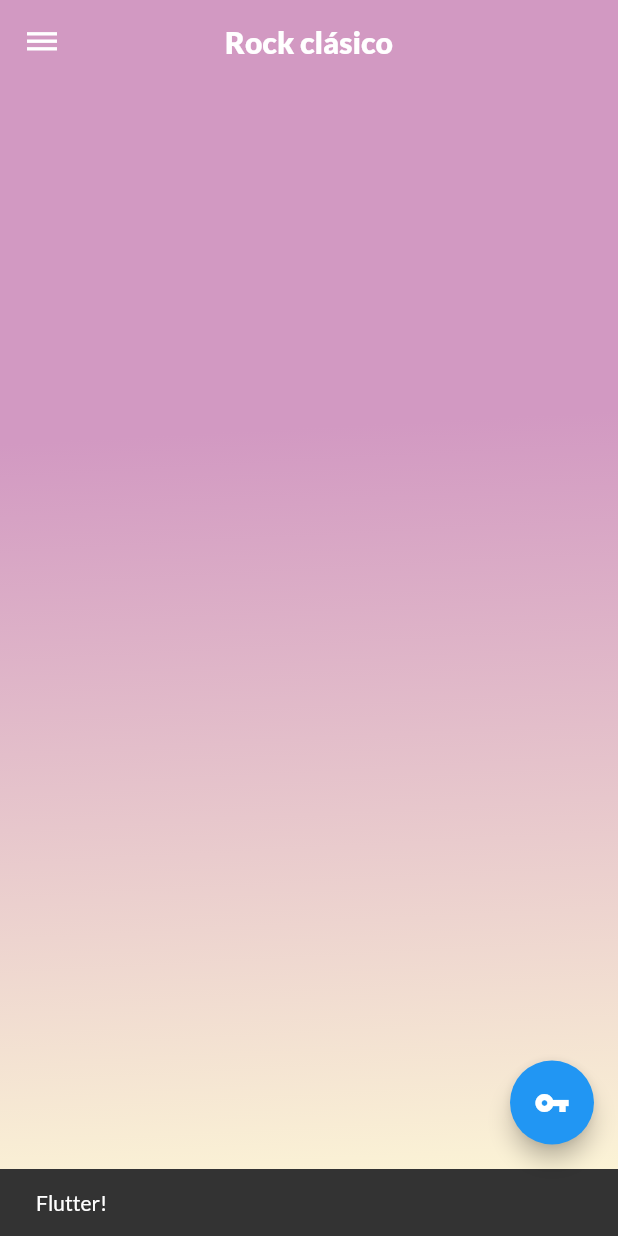
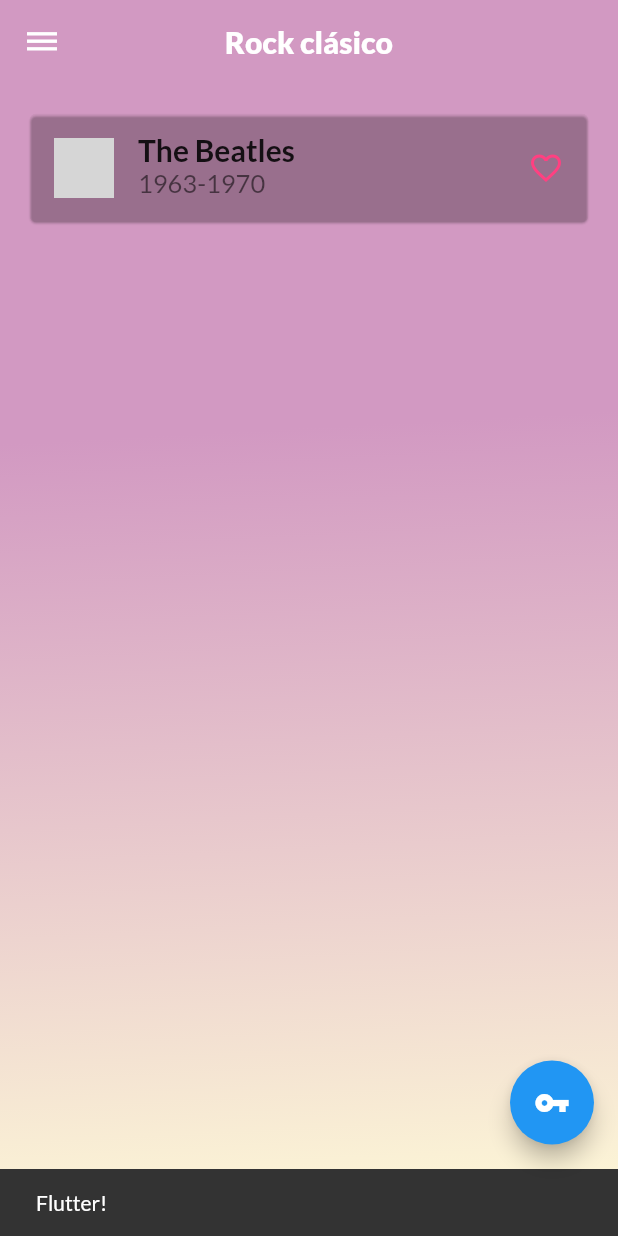
Before and after one commit to eagskunst/Flutter-Bands-List-App, a Flutter app: the screen it shows after launch, after a tap on the "vpn key" icon, on a phone screen of 412 x 824 dp. Run offline on Flutter 3.47's test engine with Material 2 defaults, Android fonts, the phone set to English and light mode, and no system bars; network calls fail; grey boxes are pictures that could not be loaded.

Commit message:
Creado BandCard widget. Stateful para cambiar el estado del like button

```diff
--- /dev/null
+++ b/lib/band_card.dart
@@ -0,0 +1,52 @@
+import 'package:flutter/material.dart';
+
+import 'like_button.dart';
+
+// ignore: must_be_immutable
+class BandCard extends StatefulWidget {
+  final String image;
+  final String bandName;
+  final String bandYears;
+  bool favorite;
+
+  BandCard({ @required this.image, @required this.bandName, @required this.bandYears, this.favorite = false });
+
+  @override
+  _BandCardState createState() => _BandCardState();
+}
+
+class _BandCardState extends State<BandCard> {
+  @override
+  Widget build(BuildContext context) {
+    return Card(
+        color: Colors.transparent,
+        elevation: 0.6,
+        margin: EdgeInsets.only(top: 20.0, left: 20.0, right: 20.0),
+        child: ListTile(
+            leading: CircleAvatar(
+              backgroundImage: NetworkImage(widget.image),
+            ),
+            title: Text(
+              widget.bandName,
+              style: TextStyle(
+                  fontFamily: "Lato",
+                  fontWeight: FontWeight.w600,
+                  fontSize: 20.0),
+            ),
+            subtitle: Text(
+              widget.bandYears,
+              style: TextStyle(
+                  fontFamily: "Lato",
+                  fontWeight: FontWeight.w400,
+                  fontSize: 17.0),
+            ),
+            trailing: LikeButton(
+                favorite: widget.favorite, onTap: () => changeLikeState())));
+  }
+
+  void changeLikeState() {
+    setState(() {
+      widget.favorite = !widget.favorite;
+    });
+  }
+}
--- a/lib/main.dart
+++ b/lib/main.dart
@@ -1,4 +1,5 @@
 import 'package:flutter/material.dart';
+import 'package:flutter_movie_test_app/band_card.dart';
 import 'package:flutter_movie_test_app/custom_background.dart';
 
 void main() => runApp(MyApp());
@@ -48,11 +49,20 @@ class HomeScreen extends StatelessWidget {
         backgroundColor: Color(0xFFD299C2),
       ),
       body: Container(
-        child: CustomBackground(
-            gradientColors: [
-          Color(0xFFD299C2),
-          Color(0xFFfef9d7)
-        ]),
+        child: Stack(
+          children: <Widget>[
+            CustomBackground(
+                gradientColors: [
+                  Color(0xFFD299C2),
+                  Color(0xFFfef9d7)
+                ]),
+            BandCard(
+                image: "http://s3.amazonaws.com/quietus_production/images/articles/26699/the_beatles_1561392384_crop_550x369.jpg",
+                bandName: "The Beatles",
+                bandYears: "1963-1970"
+            )
+          ],
+        ),
       ),
       floatingActionButton: Builder(builder: (BuildContext context){
         return FloatingActionButton(
```
